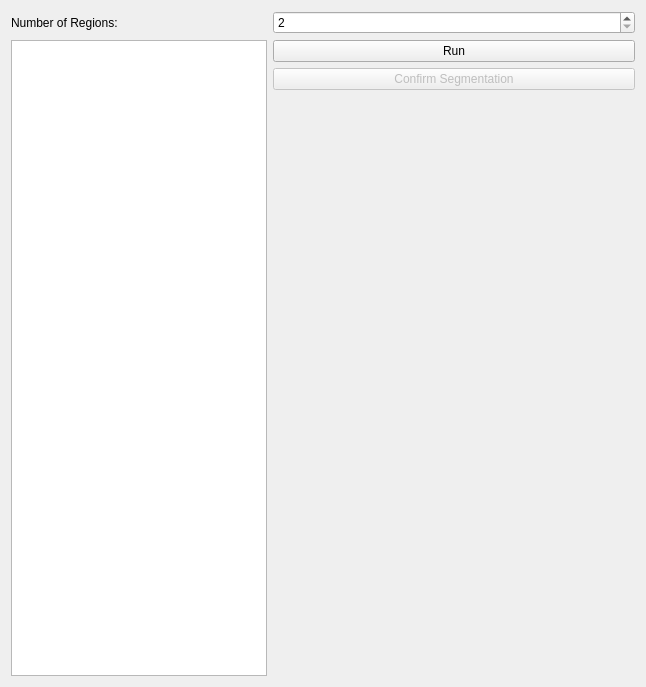
Qt form Modules/QmitkExt/QmitkOtsuToolWidgetControls.ui (MITK/MITK) before a commit.
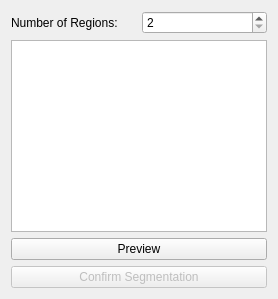
The same form after that commit.

Commit message: Redesign of GUI elements

What changed in the file:
```diff
--- a/Modules/QmitkExt/QmitkOtsuToolWidgetControls.ui
+++ b/Modules/QmitkExt/QmitkOtsuToolWidgetControls.ui
@@ -6,8 +6,8 @@
    <rect>
     <x>0</x>
     <y>0</y>
-    <width>646</width>
-    <height>687</height>
+    <width>163</width>
+    <height>177</height>
    </rect>
   </property>
   <property name="minimumSize">
@@ -24,18 +24,15 @@
   </property>
   <layout class="QVBoxLayout" name="verticalLayout">
    <item>
-    <layout class="QFormLayout" name="formLayout">
-     <property name="fieldGrowthPolicy">
-      <enum>QFormLayout::AllNonFixedFieldsGrow</enum>
-     </property>
-     <item row="0" column="0">
+    <layout class="QHBoxLayout" name="horizontalLayout">
+     <item>
       <widget class="QLabel" name="numberOfRegionsLabel">
        <property name="text">
         <string>Number of Regions:</string>
        </property>
       </widget>
      </item>
-     <item row="0" column="1">
+     <item>
       <widget class="QSpinBox" name="m_Spinbox">
        <property name="minimum">
         <number>2</number>
@@ -45,22 +42,28 @@
        </property>
       </widget>
      </item>
-     <item row="1" column="0">
+    </layout>
+   </item>
+   <item>
       <widget class="QListWidget" name="m_selectionListWidget">
        <property name="sizePolicy">
-        <sizepolicy hsizetype="Preferred" vsizetype="Expanding">
+      <sizepolicy hsizetype="Minimum" vsizetype="Minimum">
          <horstretch>0</horstretch>
          <verstretch>0</verstretch>
         </sizepolicy>
        </property>
-      </widget>
-     </item>
-     <item row="1" column="1">
-      <layout class="QVBoxLayout" name="verticalLayout_2">
+     <property name="maximumSize">
+      <size>
+       <width>16777215</width>
+       <height>16777215</height>
+      </size>
+     </property>
+    </widget>
+   </item>
        <item>
-        <widget class="QPushButton" name="okButton">
+    <widget class="QPushButton" name="previewButton">
          <property name="text">
-          <string>Run</string>
+      <string>Preview</string>
          </property>
         </widget>
        </item>
@@ -73,23 +76,6 @@
           <string>Confirm Segmentation</string>
          </property>
         </widget>
-       </item>
-       <item>
-        <spacer name="verticalSpacer">
-         <property name="orientation">
-          <enum>Qt::Vertical</enum>
-         </property>
-         <property name="sizeHint" stdset="0">
-          <size>
-           <width>20</width>
-           <height>40</height>
-          </size>
-         </property>
-        </spacer>
-       </item>
-      </layout>
-     </item>
-    </layout>
    </item>
   </layout>
  </widget>
```
Lines whose indentation alone changed are shown as unchanged. The commit also changes 1 other file.
